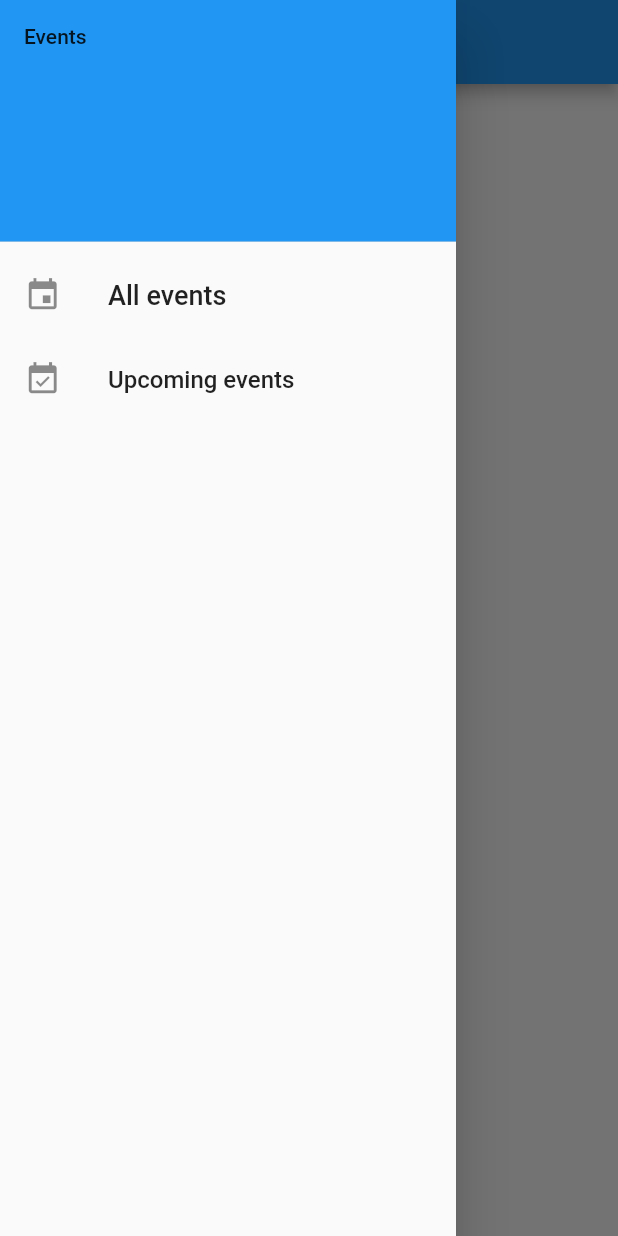
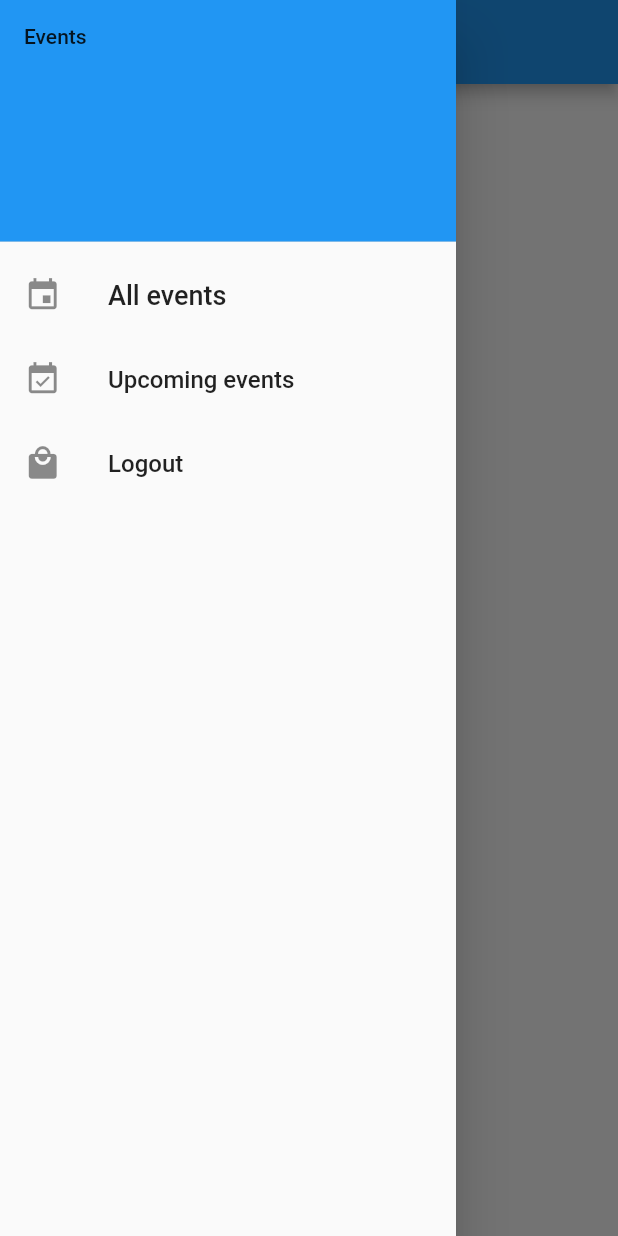
Before and after one commit to Petrol-/flutter-event, a Flutter app: the HomePage screen opened directly, with the side drawer open, on a phone screen of 412 x 824 dp. Run offline on Flutter 3.47's test engine with Material 2 defaults, Android fonts, the phone set to English and light mode, and no system bars.

Commit message:
l'ajout du button logout

```diff
--- a/lib/home.dart
+++ b/lib/home.dart
@@ -49,6 +49,17 @@ class HomePage extends StatelessWidget {
                           builder: (context) => UpcomingEvents()));
               },
             ),
+            ListTile(
+              title:
+                  Text('Logout', style: new TextStyle(fontSize: 16.0)),
+              leading: new Icon(Icons.local_mall, size: 25.0),
+              onTap: () {
+                  Navigator.push(
+                      context,
+                      MaterialPageRoute(
+                          builder: (context) => MainPage()));
+              },
+            ),
           ],
         ),
       ),
```
